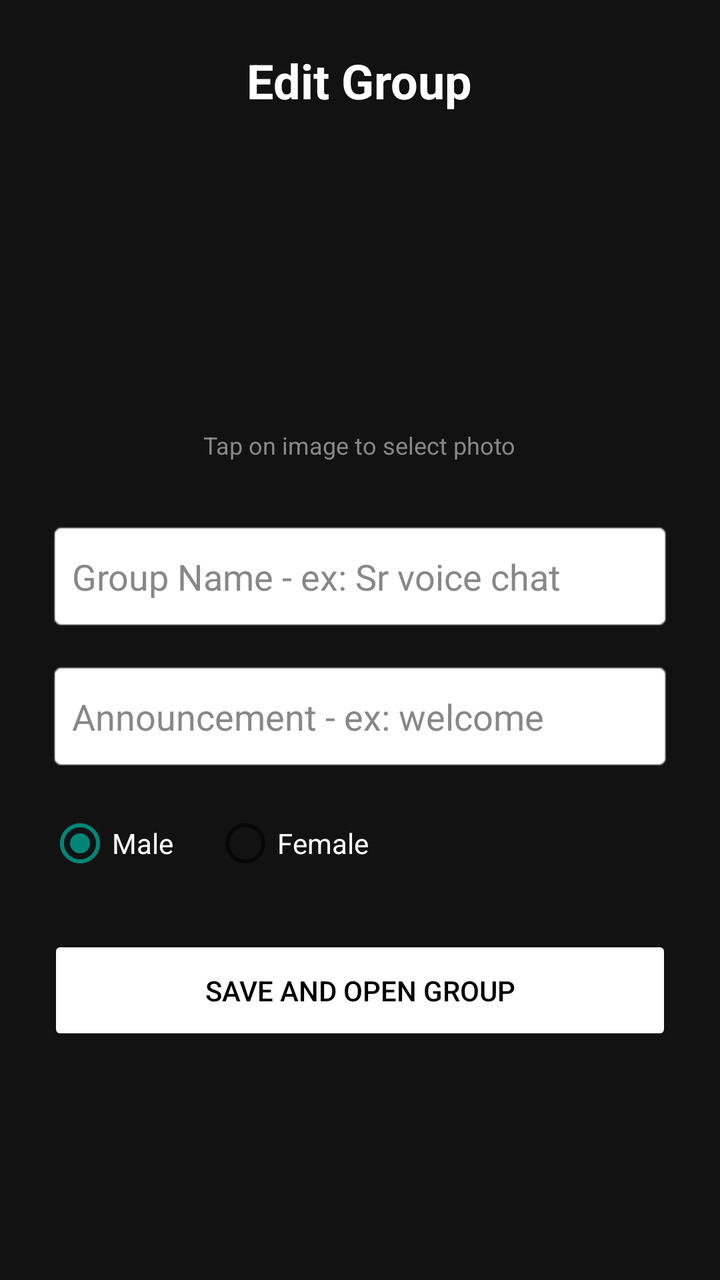
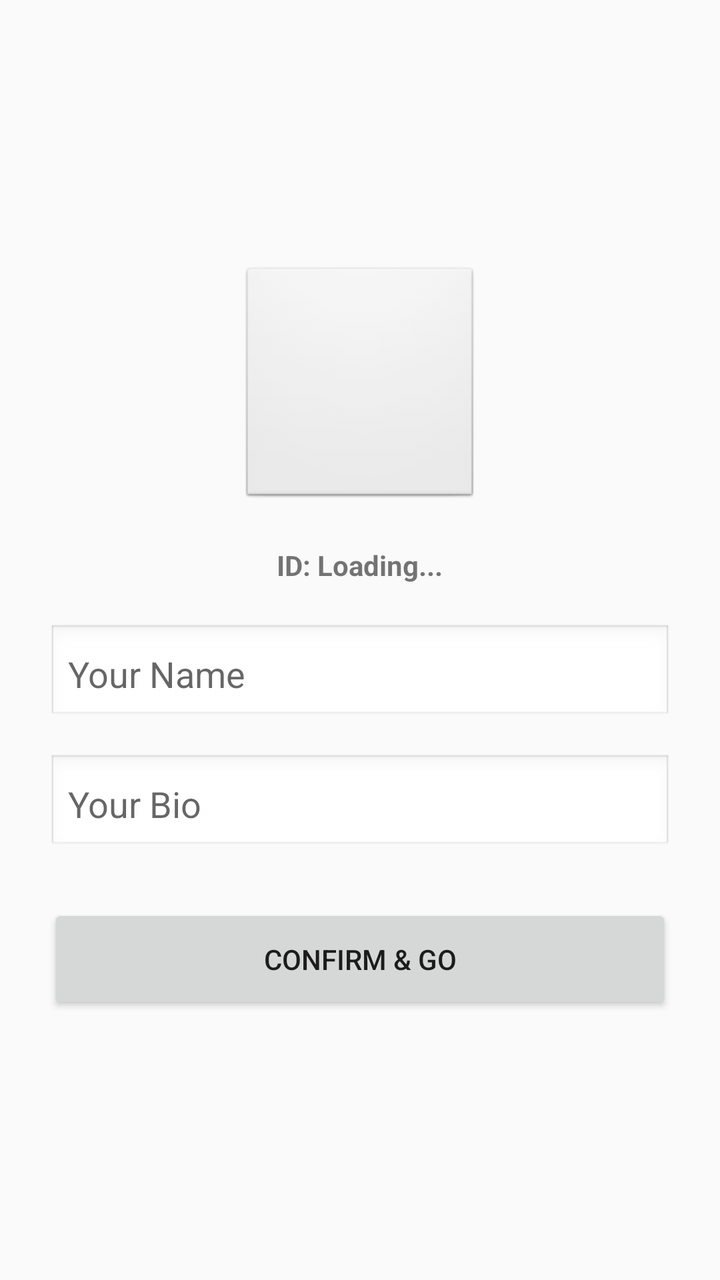

An Android layout rendered at two revisions. The XML below is the earlier revision; the diff shows what the commit changed to produce the second picture.
<!-- AndroidManifest.xml: application theme Theme.AppCompat.Light.NoActionBar -->
<!-- res/layout/activity_edit_profile.xml -->
<?xml version="1.0" encoding="utf-8"?>
<LinearLayout xmlns:android="http://schemas.android.com/apk/res/android"
    android:layout_width="match_parent"
    android:layout_height="match_parent"
    android:background="#121212"
    android:orientation="vertical"
    android:padding="24dp"
    android:gravity="center_horizontal">

    <TextView android:layout_width="wrap_content" android:layout_height="wrap_content"
        android:text="Edit Group" android:textColor="#FFFFFF" android:textSize="24sp" android:textStyle="bold"/>

    <ImageView
        android:id="@+id/ivProfile"
        android:layout_width="120dp"
        android:layout_height="120dp"
        android:layout_marginTop="30dp"
        android:background="@android:drawable/sym_def_app_icon"
        android:src="@android:drawable/sym_def_app_icon"
        android:contentDescription="Profile Photo" />

    <TextView android:layout_width="wrap_content" android:layout_height="wrap_content"
        android:text="Tap on image to select photo" android:textColor="#888888"
        android:textSize="12sp" android:layout_marginTop="8dp"/>

    <EditText android:id="@+id/etGroupName" 
        android:layout_width="match_parent" android:layout_height="55dp"
        android:hint="Group Name - ex: Sr voice chat" 
        android:textColor="#FFFFFF" android:textColorHint="#888888"
        android:background="@android:drawable/editbox_background" 
        android:layout_marginTop="30dp" android:padding="12dp"/>

    <EditText android:id="@+id/etAnnouncement" 
        android:layout_width="match_parent" android:layout_height="55dp"
        android:hint="Announcement - ex: welcome" 
        android:textColor="#FFFFFF" android:textColorHint="#888888"
        android:background="@android:drawable/editbox_background" 
        android:layout_marginTop="15dp" android:padding="12dp"/>

    <RadioGroup android:id="@+id/rgGender" android:layout_width="match_parent" android:layout_height="wrap_content"
        android:orientation="horizontal" android:layout_marginTop="20dp">
        <RadioButton android:id="@+id/rbMale" android:layout_width="wrap_content" android:layout_height="wrap_content"
            android:text="Male" android:textColor="#FFFFFF" android:checked="true"/>
        <RadioButton android:id="@+id/rbFemale" android:layout_width="wrap_content" android:layout_height="wrap_content"
            android:text="Female" android:textColor="#FFFFFF" android:layout_marginStart="20dp"/>
    </RadioGroup>

    <Button android:id="@+id/btnSave" android:layout_width="match_parent" android:layout_height="55dp"
        android:text="Save and Open Group" android:layout_marginTop="30dp" 
        android:backgroundTint="#FFFFFF" android:textColor="#000000"/>

</LinearLayout>
<!-- resources referenced by this layout -->
<resources>

</resources>

<!-- the commit's change to res/layout/activity_edit_profile.xml (unified diff, before → after) -->
@@ -2,51 +2,48 @@
 <LinearLayout xmlns:android="http://schemas.android.com/apk/res/android"
     android:layout_width="match_parent"
     android:layout_height="match_parent"
-    android:background="#121212"
     android:orientation="vertical"
     android:padding="24dp"
-    android:gravity="center_horizontal">
-
-    <TextView android:layout_width="wrap_content" android:layout_height="wrap_content"
-        android:text="Edit Group" android:textColor="#FFFFFF" android:textSize="24sp" android:textStyle="bold"/>
+    android:gravity="center">
 
     <ImageView
-        android:id="@+id/ivProfile"
+        android:id="@+id/profileImage"
         android:layout_width="120dp"
         android:layout_height="120dp"
-        android:layout_marginTop="30dp"
-        android:background="@android:drawable/sym_def_app_icon"
         android:src="@android:drawable/sym_def_app_icon"
-        android:contentDescription="Profile Photo" />
+        android:background="@android:drawable/btn_default"
+        android:layout_marginBottom="20dp" />
 
-    <TextView android:layout_width="wrap_content" android:layout_height="wrap_content"
-        android:text="Tap on image to select photo" android:textColor="#888888"
-        android:textSize="12sp" android:layout_marginTop="8dp"/>
+    <TextView
+        android:id="@+id/idShowText"
+        android:layout_width="wrap_content"
+        android:layout_height="wrap_content"
+        android:text="ID: Loading..."
+        android:textStyle="bold"
+        android:layout_marginBottom="20dp" />
 
-    <EditText android:id="@+id/etGroupName" 
-        android:layout_width="match_parent" android:layout_height="55dp"
-        android:hint="Group Name - ex: Sr voice chat" 
-        android:textColor="#FFFFFF" android:textColorHint="#888888"
-        android:background="@android:drawable/editbox_background" 
-        android:layout_marginTop="30dp" android:padding="12dp"/>
+    <EditText
+        android:id="@+id/nameEdit"
+        android:layout_width="match_parent"
+        android:layout_height="50dp"
+        android:hint="Your Name"
+        android:background="@android:drawable/edit_text"
+        android:padding="10dp"
+        android:layout_marginBottom="15dp" />
 
-    <EditText android:id="@+id/etAnnouncement" 
-        android:layout_width="match_parent" android:layout_height="55dp"
-        android:hint="Announcement - ex: welcome" 
-        android:textColor="#FFFFFF" android:textColorHint="#888888"
-        android:background="@android:drawable/editbox_background" 
-        android:layout_marginTop="15dp" android:padding="12dp"/>
+    <EditText
+        android:id="@+id/bioEdit"
+        android:layout_width="match_parent"
+        android:layout_height="50dp"
+        android:hint="Your Bio"
+        android:background="@android:drawable/edit_text"
+        android:padding="10dp"
+        android:layout_marginBottom="25dp" />
 
-    <RadioGroup android:id="@+id/rgGender" android:layout_width="match_parent" android:layout_height="wrap_content"
-        android:orientation="horizontal" android:layout_marginTop="20dp">
-        <RadioButton android:id="@+id/rbMale" android:layout_width="wrap_content" android:layout_height="wrap_content"
-            android:text="Male" android:textColor="#FFFFFF" android:checked="true"/>
-        <RadioButton android:id="@+id/rbFemale" android:layout_width="wrap_content" android:layout_height="wrap_content"
-            android:text="Female" android:textColor="#FFFFFF" android:layout_marginStart="20dp"/>
-    </RadioGroup>
-
-    <Button android:id="@+id/btnSave" android:layout_width="match_parent" android:layout_height="55dp"
-        android:text="Save and Open Group" android:layout_marginTop="30dp" 
-        android:backgroundTint="#FFFFFF" android:textColor="#000000"/>
+    <Button
+        android:id="@+id/confirmBtn"
+        android:layout_width="match_parent"
+        android:layout_height="55dp"
+        android:text="Confirm &amp; Go" />
 
 </LinearLayout>
